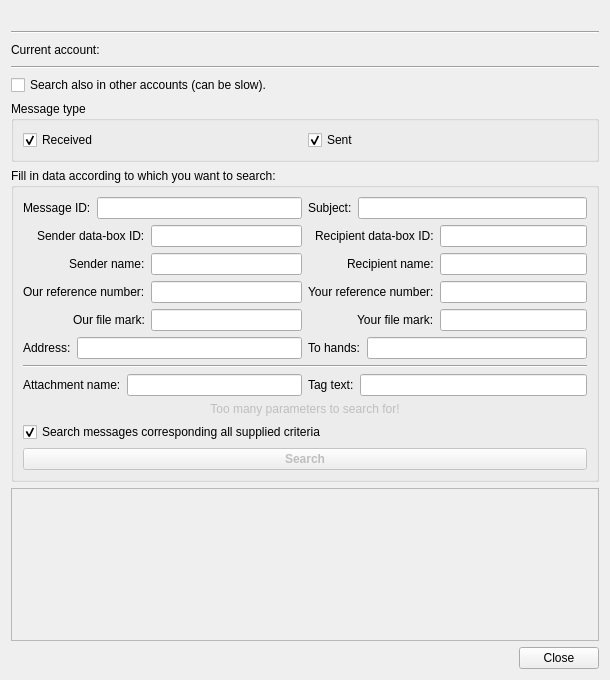
Before: the Qt Designer form src/gui/ui/dlg_msg_search.ui in psakar/datovka, drawn with Qt 5.
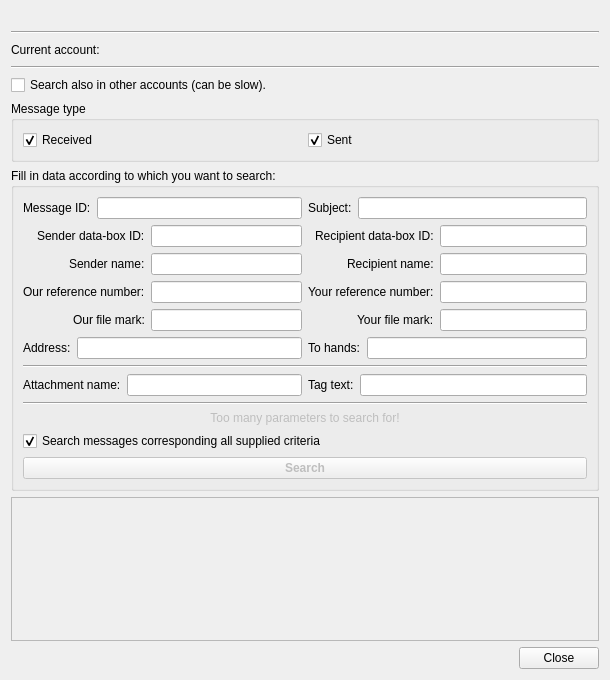
After: the same form once the commit is applied. Icons and pictures are not drawn. Custom widgets are drawn as their Qt base class.

Commit message: Minor search dialogue layout refactoring

```diff
--- a/src/gui/ui/dlg_msg_search.ui
+++ b/src/gui/ui/dlg_msg_search.ui
@@ -344,6 +344,13 @@
         </item>
        </layout>
       </item>
+      <item>
+       <widget class="Line" name="line_4">
+        <property name="orientation">
+         <enum>Qt::Horizontal</enum>
+        </property>
+       </widget>
+      </item>
       <item>
        <widget class="QLabel" name="tooManyFields">
         <property name="enabled">
```
